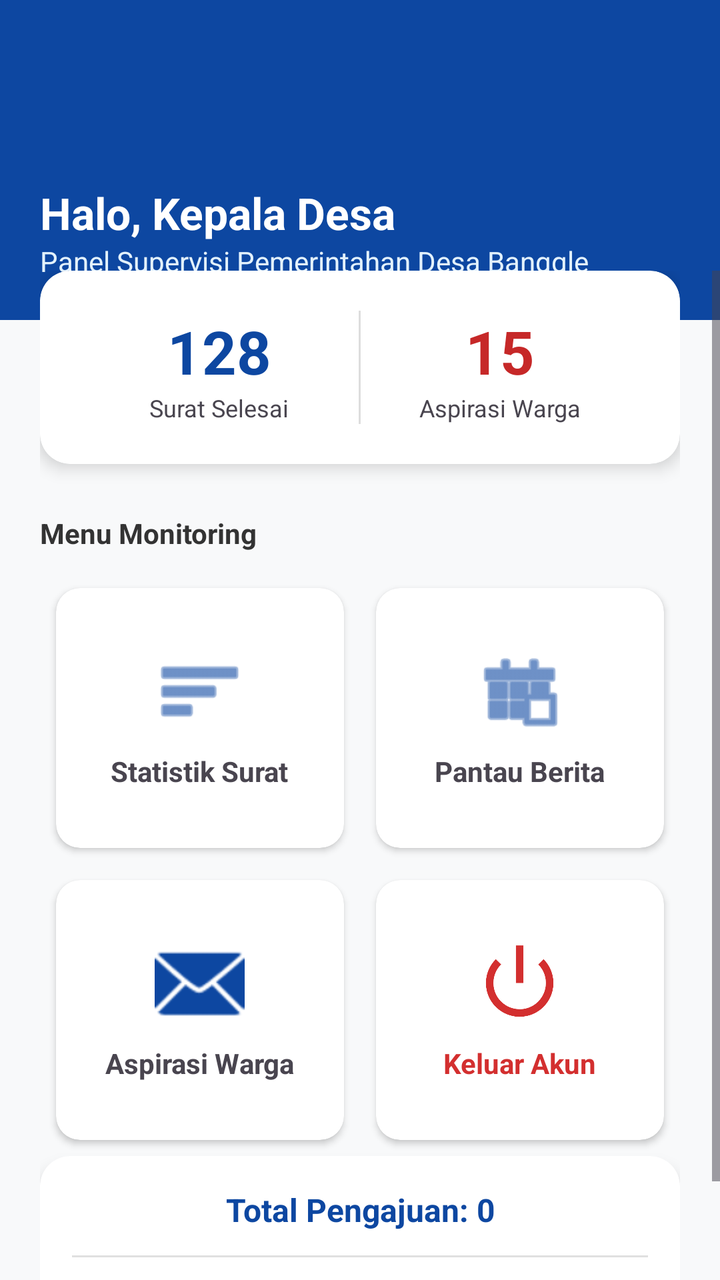
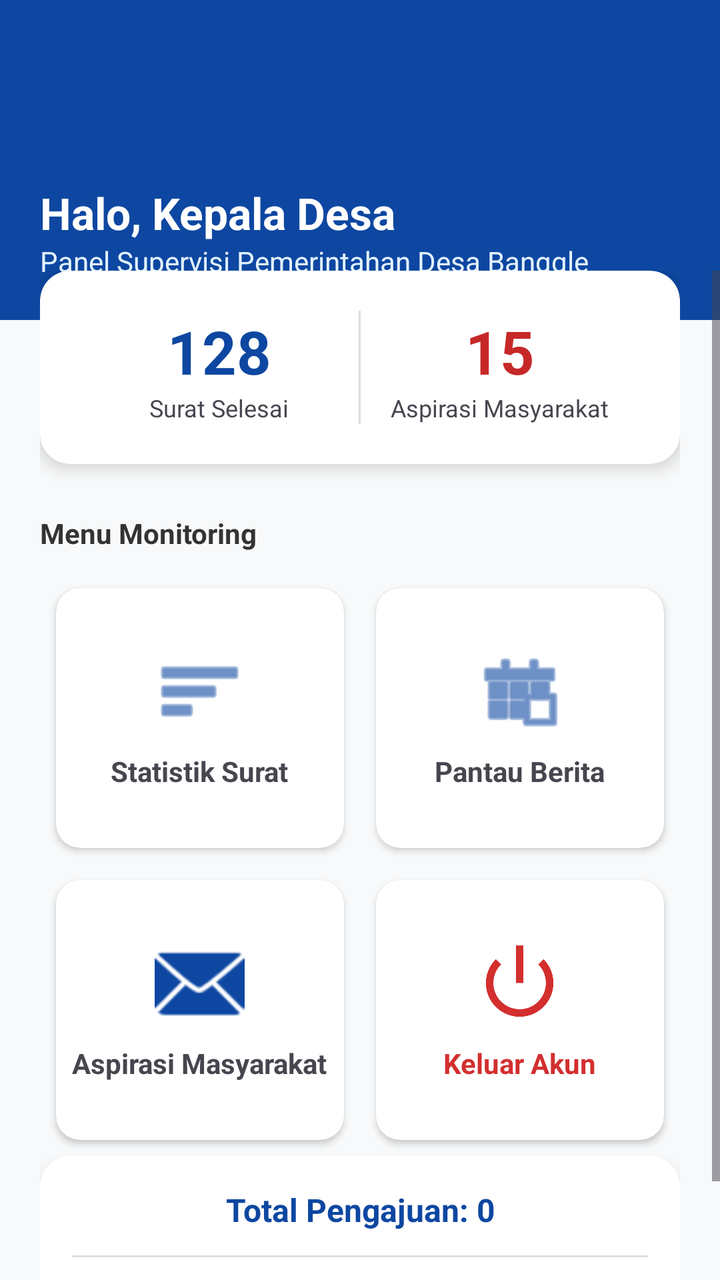

Screens rendered from an Android XML layout before and after an edit, with the pre-edit source and the edit as a unified diff.
<!-- AndroidManifest.xml: application theme Theme.Ovylia -->
<!-- res/layout/activity_kades_dashboard.xml -->
<?xml version="1.0" encoding="utf-8"?>
<LinearLayout
    xmlns:android="http://schemas.android.com/apk/res/android"
    xmlns:app="http://schemas.android.com/apk/res-auto"
    android:layout_width="match_parent"
    android:layout_height="match_parent"
    android:orientation="vertical"
    android:background="#F8F9FA">

    <RelativeLayout
        android:layout_width="match_parent"
        android:layout_height="160dp"
        android:background="#0D47A1"
        android:padding="20dp">

        <LinearLayout
            android:layout_width="wrap_content"
            android:layout_height="wrap_content"
            android:orientation="vertical"
            android:layout_alignParentBottom="true">

            <TextView
                android:id="@+id/tvNamaKades"
                android:layout_width="wrap_content"
                android:layout_height="wrap_content"
                android:text="Halo, Kepala Desa"
                android:textColor="#FFFFFF"
                android:textSize="22sp"
                android:textStyle="bold" />

            <TextView
                android:layout_width="wrap_content"
                android:layout_height="wrap_content"
                android:text="Panel Supervisi Pemerintahan Desa Banggle"
                android:textColor="#E3F2FD"
                android:textSize="14sp" />
        </LinearLayout>
    </RelativeLayout>

    <ScrollView
        android:layout_width="match_parent"
        android:layout_height="match_parent"
        android:layout_marginTop="-25dp">

        <LinearLayout
            android:layout_width="match_parent"
            android:layout_height="wrap_content"
            android:orientation="vertical"
            android:paddingHorizontal="20dp">

            <androidx.cardview.widget.CardView
                android:layout_width="match_parent"
                android:layout_height="wrap_content"
                app:cardCornerRadius="15dp"
                app:cardElevation="5dp">

                <LinearLayout
                    android:layout_width="match_parent"
                    android:layout_height="wrap_content"
                    android:orientation="horizontal"
                    android:padding="20dp"
                    android:weightSum="2">

                    <LinearLayout
                        android:layout_width="0dp"
                        android:layout_height="wrap_content"
                        android:layout_weight="1"
                        android:gravity="center"
                        android:orientation="vertical">
                        <TextView
                            android:id="@+id/tvTotalSuratHeader"
                            android:layout_width="wrap_content"
                            android:layout_height="wrap_content"
                            android:text="128"
                            android:textColor="#0D47A1"
                            android:textSize="30sp"
                            android:textStyle="bold" />
                        <TextView
                            android:layout_width="wrap_content"
                            android:layout_height="wrap_content"
                            android:text="Surat Selesai"
                            android:textSize="12sp" />
                    </LinearLayout>

                    <View
                        android:layout_width="1dp"
                        android:layout_height="match_parent"
                        android:background="#DDDDDD" />

                    <LinearLayout
                        android:layout_width="0dp"
                        android:layout_height="wrap_content"
                        android:layout_weight="1"
                        android:gravity="center"
                        android:orientation="vertical">
                        <TextView
                            android:id="@+id/tvTotalAspirasi"
                            android:layout_width="wrap_content"
                            android:layout_height="wrap_content"
                            android:text="15"
                            android:textColor="#C62828"
                            android:textSize="30sp"
                            android:textStyle="bold" />
                        <TextView
                            android:layout_width="wrap_content"
                            android:layout_height="wrap_content"
                            android:text="Aspirasi Warga"
                            android:textSize="12sp" />
                    </LinearLayout>
                </LinearLayout>
            </androidx.cardview.widget.CardView>

            <TextView
                android:layout_width="wrap_content"
                android:layout_height="wrap_content"
                android:text="Menu Monitoring"
                android:textStyle="bold"
                android:layout_marginTop="25dp"
                android:layout_marginBottom="10dp"
                android:textColor="#333333"/>

            <GridLayout
                android:layout_width="match_parent"
                android:layout_height="wrap_content"
                android:columnCount="2"
                android:rowCount="2">

                <androidx.cardview.widget.CardView
                    android:id="@+id/menuMonitorSurat"
                    android:layout_width="0dp"
                    android:layout_height="130dp"
                    android:layout_columnWeight="1"
                    android:layout_margin="8dp"
                    app:cardCornerRadius="12dp">
                    <FrameLayout
                        android:layout_width="match_parent"
                        android:layout_height="match_parent">
                        
                        <LinearLayout
                            android:layout_width="match_parent"
                            android:layout_height="match_parent"
                            android:gravity="center"
                            android:orientation="vertical">
                            <ImageView
                                android:layout_width="45dp"
                                android:layout_height="45dp"
                                android:src="@android:drawable/ic_menu_sort_by_size"
                                app:tint="#0D47A1" />
                            <TextView
                                android:layout_width="wrap_content"
                                android:layout_height="wrap_content"
                                android:text="Statistik Surat"
                                android:textStyle="bold"
                                android:layout_marginTop="8dp"/>
                        </LinearLayout>
                        
                        <TextView
                            android:id="@+id/tvBadgeNotifKades"
                            android:layout_width="24dp"
                            android:layout_height="24dp"
                            android:layout_gravity="top|end"
                            android:layout_marginTop="8dp"
                            android:layout_marginEnd="8dp"
                            android:background="@drawable/bg_badge_red"
                            android:text="1"
                            android:textColor="#FFFFFF"
                            android:textSize="12sp"
                            android:textStyle="bold"
                            android:gravity="center"
                            android:visibility="gone" />
                    </FrameLayout>
                </androidx.cardview.widget.CardView>

                <androidx.cardview.widget.CardView
                    android:id="@+id/menuMonitorBerita"
                    android:layout_width="0dp"
                    android:layout_height="130dp"
                    android:layout_columnWeight="1"
                    android:layout_margin="8dp"
                    app:cardCornerRadius="12dp">
                    <LinearLayout
                        android:layout_width="match_parent"
                        android:layout_height="match_parent"
                        android:gravity="center"
                        android:orientation="vertical">
                        <ImageView
                            android:layout_width="45dp"
                            android:layout_height="45dp"
                            android:src="@android:drawable/ic_menu_today"
                            app:tint="#0D47A1" />
                        <TextView
                            android:layout_width="wrap_content"
                            android:layout_height="wrap_content"
                            android:text="Pantau Berita"
                            android:textStyle="bold"
                            android:layout_marginTop="8dp"/>
                    </LinearLayout>
                </androidx.cardview.widget.CardView>

                <androidx.cardview.widget.CardView
                    android:id="@+id/menuMonitorAspirasi"
                    android:layout_width="0dp"
                    android:layout_height="130dp"
                    android:layout_columnWeight="1"
                    android:layout_margin="8dp"
                    app:cardCornerRadius="12dp">
                    <LinearLayout
                        android:layout_width="match_parent"
                        android:layout_height="match_parent"
                        android:gravity="center"
                        android:orientation="vertical">
                        <ImageView
                            android:layout_width="45dp"
                            android:layout_height="45dp"
                            android:src="@android:drawable/ic_dialog_email"
                            app:tint="#0D47A1" />
                        <TextView
                            android:layout_width="wrap_content"
                            android:layout_height="wrap_content"
                            android:text="Aspirasi Warga"
                            android:textStyle="bold"
                            android:layout_marginTop="8dp"/>
                    </LinearLayout>
                </androidx.cardview.widget.CardView>

                <androidx.cardview.widget.CardView
                    android:id="@+id/menuLogoutKades"
                    android:layout_width="0dp"
                    android:layout_height="130dp"
                    android:layout_columnWeight="1"
                    android:layout_margin="8dp"
                    app:cardCornerRadius="12dp">
                    <LinearLayout
                        android:layout_width="match_parent"
                        android:layout_height="match_parent"
                        android:gravity="center"
                        android:orientation="vertical">
                        <ImageView
                            android:layout_width="45dp"
                            android:layout_height="45dp"
                            android:src="@android:drawable/ic_lock_power_off"
                            app:tint="#D32F2F" />
                        <TextView
                            android:layout_width="wrap_content"
                            android:layout_height="wrap_content"
                            android:text="Keluar Akun"
                            android:textStyle="bold"
                            android:textColor="#D32F2F"
                            android:layout_marginTop="8dp"/>
                    </LinearLayout>
                </androidx.cardview.widget.CardView>

            </GridLayout>
        <androidx.cardview.widget.CardView
            android:layout_width="match_parent"
            android:layout_height="wrap_content"
            app:cardCornerRadius="15dp"
            app:cardElevation="5dp">

            <LinearLayout
                android:layout_width="match_parent"
                android:layout_height="wrap_content"
                android:orientation="vertical"
                android:padding="16dp">

                <TextView
                    android:id="@+id/tvTotalSurat"
                    android:layout_width="match_parent"
                    android:layout_height="wrap_content"
                    android:text="Total Pengajuan: 0"
                    android:textColor="#0D47A1"
                    android:textSize="16sp"
                    android:textStyle="bold"
                    android:gravity="center"
                    android:layout_marginBottom="12dp"/>

                <View android:layout_width="match_parent" android:layout_height="1dp" android:background="#E0E0E0" android:layout_marginBottom="12dp"/>

                <LinearLayout
                    android:layout_width="match_parent"
                    android:layout_height="wrap_content"
                    android:orientation="horizontal"
                    android:weightSum="4">

                    <LinearLayout android:layout_width="0dp" android:layout_height="wrap_content" android:layout_weight="1" android:orientation="vertical" android:gravity="center">
                        <TextView android:id="@+id/tvStatMenunggu" android:layout_width="wrap_content" android:layout_height="wrap_content" android:text="0" android:textStyle="bold" android:textColor="#FBC02D" android:textSize="18sp"/>
                        <TextView android:layout_width="wrap_content" android:layout_height="wrap_content" android:text="Menunggu" android:textSize="10sp"/>
                    </LinearLayout>

                    <LinearLayout android:layout_width="0dp" android:layout_height="wrap_content" android:layout_weight="1" android:orientation="vertical" android:gravity="center">
                        <TextView android:id="@+id/tvStatDiproses" android:layout_width="wrap_content" android:layout_height="wrap_content" android:text="0" android:textStyle="bold" android:textColor="#1976D2" android:textSize="18sp"/>
                        <TextView android:layout_width="wrap_content" android:layout_height="wrap_content" android:text="Diproses" android:textSize="10sp"/>
                    </LinearLayout>

                    <LinearLayout android:layout_width="0dp" android:layout_height="wrap_content" android:layout_weight="1" android:orientation="vertical" android:gravity="center">
                        <TextView android:id="@+id/tvStatSelesai" android:layout_width="wrap_content" android:layout_height="wrap_content" android:text="0" android:textStyle="bold" android:textColor="#388E3C" android:textSize="18sp"/>
                        <TextView android:layout_width="wrap_content" android:layout_height="wrap_content" android:text="Selesai" android:textSize="10sp"/>
                    </LinearLayout>

                    <LinearLayout android:layout_width="0dp" android:layout_height="wrap_content" android:layout_weight="1" android:orientation="vertical" android:gravity="center">
                        <TextView android:id="@+id/tvStatDitolak" android:layout_width="wrap_content" android:layout_height="wrap_content" android:text="0" android:textStyle="bold" android:textColor="#D32F2F" android:textSize="18sp"/>
                        <TextView android:layout_width="wrap_content" android:layout_height="wrap_content" android:text="Ditolak" android:textSize="10sp"/>
                    </LinearLayout>
                </LinearLayout>
            </LinearLayout>
        </androidx.cardview.widget.CardView>
        </LinearLayout>
    </ScrollView>
</LinearLayout>
<!-- resources referenced by this layout -->
<resources>
  <!-- drawable bg_badge_red (drawable) -->
  <?xml version="1.0" encoding="utf-8"?>
  <shape xmlns:android="http://schemas.android.com/apk/res/android"
      android:shape="oval">
      <solid android:color="#F44336" /> 
  </shape>
  <style name="Theme.Ovylia" parent="Base.Theme.Ovylia" />
  <style name="Base.Theme.Ovylia" parent="Theme.Material3.DayNight.NoActionBar">
          
          
      </style>
</resources>

<!-- the commit's change to res/layout/activity_kades_dashboard.xml (unified diff, before → after) -->
@@ -104,7 +104,7 @@
                         <TextView
                             android:layout_width="wrap_content"
                             android:layout_height="wrap_content"
-                            android:text="Aspirasi Warga"
+                            android:text="Aspirasi Masyarakat"
                             android:textSize="12sp" />
                     </LinearLayout>
                 </LinearLayout>
@@ -217,7 +217,7 @@
                         <TextView
                             android:layout_width="wrap_content"
                             android:layout_height="wrap_content"
-                            android:text="Aspirasi Warga"
+                            android:text="Aspirasi Masyarakat"
                             android:textStyle="bold"
                             android:layout_marginTop="8dp"/>
                     </LinearLayout>
